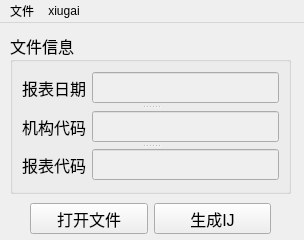
MrBeike/IJGenerater, file resource/main.ui: the form before one commit.
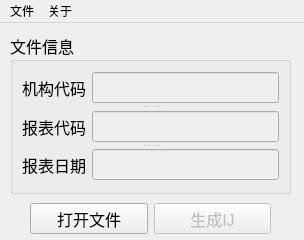
The form after the commit. Icons and pictures are not drawn.

```diff
--- a/resource/main.ui
+++ b/resource/main.ui
@@ -59,47 +59,6 @@
        <widget class="QWidget" name="layoutWidget">
         <layout class="QHBoxLayout" name="horizontalLayout_3">
          <item>
-          <widget class="QLabel" name="date_label">
-           <property name="font">
-            <font>
-             <family>Microsoft YaHei UI</family>
-             <pointsize>12</pointsize>
-            </font>
-           </property>
-           <property name="text">
-            <string>报表日期</string>
-           </property>
-          </widget>
-         </item>
-         <item>
-          <widget class="QLineEdit" name="date_line">
-           <property name="enabled">
-            <bool>false</bool>
-           </property>
-           <property name="font">
-            <font>
-             <pointsize>12</pointsize>
-            </font>
-           </property>
-           <property name="cursor">
-            <cursorShape>BlankCursor</cursorShape>
-           </property>
-           <property name="autoFillBackground">
-            <bool>false</bool>
-           </property>
-           <property name="readOnly">
-            <bool>true</bool>
-           </property>
-           <property name="clearButtonEnabled">
-            <bool>false</bool>
-           </property>
-          </widget>
-         </item>
-        </layout>
-       </widget>
-       <widget class="QWidget" name="layoutWidget_2">
-        <layout class="QHBoxLayout" name="horizontalLayout">
-         <item>
           <widget class="QLabel" name="creditCode_label">
            <property name="font">
             <font>
@@ -179,6 +138,47 @@
          </item>
         </layout>
        </widget>
+       <widget class="QWidget" name="layoutWidget_3">
+        <layout class="QHBoxLayout" name="horizontalLayout_2">
+         <item>
+          <widget class="QLabel" name="date_label">
+           <property name="font">
+            <font>
+             <family>Microsoft YaHei UI</family>
+             <pointsize>12</pointsize>
+            </font>
+           </property>
+           <property name="text">
+            <string>报表日期</string>
+           </property>
+          </widget>
+         </item>
+         <item>
+          <widget class="QLineEdit" name="date_line">
+           <property name="enabled">
+            <bool>false</bool>
+           </property>
+           <property name="font">
+            <font>
+             <pointsize>12</pointsize>
+            </font>
+           </property>
+           <property name="cursor">
+            <cursorShape>BlankCursor</cursorShape>
+           </property>
+           <property name="autoFillBackground">
+            <bool>false</bool>
+           </property>
+           <property name="readOnly">
+            <bool>true</bool>
+           </property>
+           <property name="clearButtonEnabled">
+            <bool>false</bool>
+           </property>
+          </widget>
+         </item>
+        </layout>
+       </widget>
       </widget>
      </item>
     </layout>
@@ -208,6 +208,9 @@
      </item>
      <item>
       <widget class="QPushButton" name="generater_button">
+       <property name="enabled">
+        <bool>false</bool>
+       </property>
        <property name="font">
         <font>
          <family>Microsoft JhengHei UI</family>
@@ -231,7 +234,7 @@
      <height>23</height>
     </rect>
    </property>
-   <widget class="QMenu" name="menu">
+   <widget class="QMenu" name="file_menu">
     <property name="title">
      <string>文件</string>
     </property>
@@ -239,13 +242,13 @@
     <addaction name="action_2"/>
     <addaction name="action_3"/>
    </widget>
-   <widget class="QMenu" name="menuxiugai">
+   <widget class="QMenu" name="about_menu">
     <property name="title">
-     <string>xiugai</string>
+     <string>关于</string>
     </property>
    </widget>
-   <addaction name="menu"/>
-   <addaction name="menuxiugai"/>
+   <addaction name="file_menu"/>
+   <addaction name="about_menu"/>
   </widget>
   <action name="action">
    <property name="text">
```
Left out of the diff: 30 changed lines with no effect on the pictures.
